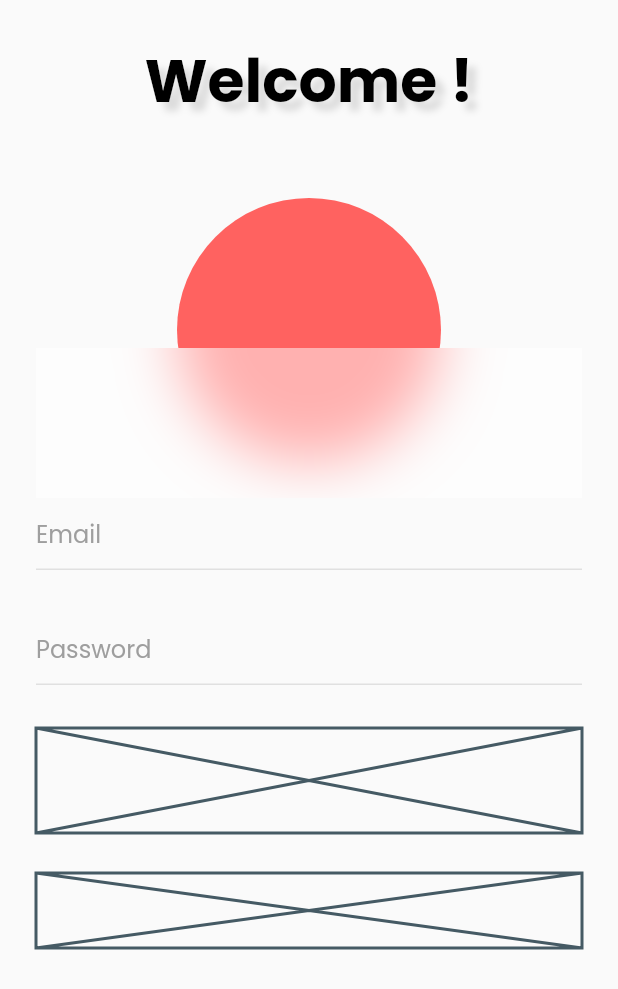
After one commit to MegaJoon/flutter_voice_app, a Flutter app: the screen it shows after launch, after a tap on "Skip", on a phone screen of 412 x 824 dp. The commit adds this screen. Shown: the top 989 px of the screen. Run offline on Flutter 3.47's test engine with Material 2 defaults, Android fonts, the phone set to English and light mode, and no system bars; our stand-ins replace dots_indicator, google_fonts, shared_preferences; network calls fail.

Commit message:
setting sign page
setting sign page

```diff
--- /dev/null
+++ b/voice_app/lib/home_page/home_page.dart
@@ -0,0 +1,34 @@
+import 'package:flutter/material.dart';
+import 'package:google_fonts/google_fonts.dart';
+
+class HomePage extends StatefulWidget {
+  @override
+  _HomePageState createState() => _HomePageState();
+}
+
+
+class _HomePageState extends State<HomePage> {
+  @override
+  Widget build(BuildContext context) {
+    return Scaffold(
+      body: Container(
+        color: Colors.deepPurple,
+        child: Center(
+          child: Text("Home Page",
+            style: GoogleFonts.poppins(
+              fontSize: 40.0,
+              color: Colors.white,
+              fontWeight: FontWeight.bold,
+              shadows: [BoxShadow(
+                color: Colors.white12,
+                spreadRadius: 6.0,
+                blurRadius: 6.0,
+                offset: Offset(6.0, 6.0),
+              )],
+            ),
+          ),
+        ),
+      ),
+    );
+  }
+}
--- a/voice_app/lib/main.dart
+++ b/voice_app/lib/main.dart
@@ -1,4 +1,6 @@
 import 'package:flutter/material.dart';
+import 'package:shared_preferences/shared_preferences.dart';
+import 'package:voice_app/sign_in/sign_page.dart';
 import 'package:voice_app/splash_page/splash_page.dart';
 
 void main() => runApp(MyApp());
@@ -7,7 +9,48 @@ class MyApp extends StatelessWidget {
   @override
   Widget build(BuildContext context) {
     return MaterialApp(
-      home: SplashPage(),
+      home: SeenPage(),
     );
   }
 }
+
+class SeenPage extends StatefulWidget {
+  @override
+  _SeenPageState createState() => _SeenPageState();
+}
+
+class _SeenPageState extends State<SeenPage> {
+  getCounter() async {
+    SharedPreferences prefs = await SharedPreferences.getInstance();
+    setState(() {
+      bool seen = (prefs.getBool("seen") ?? false);
+      print("seen = $seen");
+
+      // seen == true? skip
+      if(seen) {
+        // if not first seen? view sign in page
+        Navigator.of(context).pushReplacement(
+            MaterialPageRoute(
+                builder: (context) => SignInPage()));
+      } else {
+        // if first seen? view splash page
+        Navigator.of(context).pushReplacement(
+            MaterialPageRoute(
+                builder: (context) => SplashPage()));
+      }
+    });
+  }
+
+  @override
+  void initState() {
+    // get bool
+    getCounter();
+
+    super.initState();
+  }
+
+  @override
+  Widget build(BuildContext context) {
+    return Container();
+  }
+}
--- /dev/null
+++ b/voice_app/lib/sign_in/sign_page.dart
@@ -0,0 +1,204 @@
+import 'dart:ui';
+
+import 'package:flutter/material.dart';
+import 'package:google_fonts/google_fonts.dart';
+import 'package:voice_app/home_page/home_page.dart';
+
+class SignInPage extends StatefulWidget {
+  @override
+  _SignInPageState createState() => _SignInPageState();
+}
+
+class _SignInPageState extends State<SignInPage> {
+
+  // double
+  double padding = 24.0;
+
+  // color
+  Color _color = Color.fromRGBO(255, 98, 96, 1);
+
+  @override
+  Widget build(BuildContext context) {
+    return Scaffold(
+//      resizeToAvoidBottomPadding: false,
+      body: SingleChildScrollView(
+        scrollDirection: Axis.vertical,
+        child: SafeArea(
+          top: true,
+          left: true,
+          right: true,
+          child: Padding(
+            padding: EdgeInsets.all(padding),
+            child: Column(
+              mainAxisSize: MainAxisSize.min,
+              mainAxisAlignment: MainAxisAlignment.spaceBetween,
+              children: <Widget>[
+                // text: Welcome
+                Align(
+                  alignment: Alignment.center,
+                  child: Text("Welcome !",
+                    style: GoogleFonts.poppins(
+                      fontSize: 40.0,
+                      color: Colors.black,
+                      fontWeight: FontWeight.bold,
+                      shadows: [BoxShadow(
+                        color: Colors.black12,
+                        spreadRadius: 6.0,
+                        blurRadius: 6.0,
+                        offset: Offset(6.0, 6.0),
+                      )],
+                    ),
+                  ),
+                ),
+
+                // image
+                Container(
+                  margin: EdgeInsets.only(top: padding *2),
+                  height: 200.0,
+                  child: Stack(
+                    children: <Widget>[
+                      // circle container
+                      Positioned(
+                        top: 0,
+                        left: 0,
+                        right: 0,
+                        bottom: padding,
+                        child: Container(
+                          decoration: BoxDecoration(
+                            shape: BoxShape.circle,
+                            color: _color,
+                          ),
+                        ),
+                      ),
+
+                      // bottom blur image
+                      Positioned(
+                        left: 0,
+                        right: 0,
+                        bottom: 0,
+                        height: 100.0,
+                        child: ClipRRect(
+                          child: Container(
+                            child: BackdropFilter(
+                              filter: ImageFilter.blur(sigmaX: 20.0, sigmaY: 20.0),
+                              child: Container(
+                                color: Colors.white.withOpacity(0.50),
+                              ),
+                            ),
+                          ),
+                        ),
+                      ),
+                    ],
+                  ),
+                ),
+
+                // container
+                Container(
+                  height: 300.0,
+                  child: Column(
+                    mainAxisAlignment: MainAxisAlignment.spaceBetween,
+                    children: <Widget>[
+                      // Email
+                      Container(
+                        height: 50.0,
+                        child: TextField(
+//                      obscureText: true,
+                          decoration: InputDecoration(
+                            // when it clicked
+                            focusedBorder: UnderlineInputBorder(
+                              borderSide: BorderSide(
+                                width: 1.0,
+                                color: Colors.teal,
+                              ),
+                            ),
+
+                            // when it happens error
+                            focusedErrorBorder: UnderlineInputBorder(
+                              borderSide: BorderSide(
+                                width: 1.0,
+                                color: Colors.red,
+                              ),
+                            ),
+
+                            // when initial
+                            enabledBorder: UnderlineInputBorder(
+                              borderSide: BorderSide(
+                                width: 1.0,
+                                color: Colors.grey[300],
+                              ),
+                            ),
+
+                            // hint
+                            hintText: "Email",
+                            hintStyle: GoogleFonts.poppins(
+                              fontSize: 16.0,
+                              color: Colors.grey[500],
+                              fontWeight: FontWeight.w400,
+                            ),
+                          ),
+                        ),
+                      ),
+
+                      // password
+                      Container(
+                        height: 50.0,
+                        child: TextField(
+//                      obscureText: true,
+                          decoration: InputDecoration(
+                            // when it clicked
+                            focusedBorder: UnderlineInputBorder(
+                              borderSide: BorderSide(
+                                width: 1.0,
+                                color: Colors.teal,
+                              ),
+                            ),
+
+                            // when it happens error
+                            focusedErrorBorder: UnderlineInputBorder(
+                              borderSide: BorderSide(
+                                width: 1.0,
+                                color: Colors.red,
+                              ),
+                            ),
+
+                            // when initial
+                            enabledBorder: UnderlineInputBorder(
+                              borderSide: BorderSide(
+                                width: 1.0,
+                                color: Colors.grey[300],
+                              ),
+                            ),
+
+                            // hint
+                            hintText: "Password",
+                            hintStyle: GoogleFonts.poppins(
+                              fontSize: 16.0,
+                              color: Colors.grey[500],
+                              fontWeight: FontWeight.w400,
+                            ),
+                          ),
+                        ),
+                      ),
+
+                      // sign in && next
+                      Container(
+                        height: 70.0,
+                        child: Placeholder(),
+                      ),
+
+                      // sign up && Forgot Passwords
+                      Container(
+                        height: 50.0,
+                        child: Placeholder(),
+                      ),
+                    ],
+                  ),
+                ),
+              ],
+            ),
+          ),
+        ),
+      ),
+    );
+  }
+}
--- a/voice_app/lib/splash_page/splash_page.dart
+++ b/voice_app/lib/splash_page/splash_page.dart
@@ -1,5 +1,8 @@
+import 'package:dots_indicator/dots_indicator.dart';
 import 'package:flutter/material.dart';
 import 'package:google_fonts/google_fonts.dart';
+import 'package:shared_preferences/shared_preferences.dart';
+import 'package:voice_app/sign_in/sign_page.dart';
 import 'package:voice_app/splash_page/splash_page_items.dart';
 
 class SplashPage extends StatefulWidget {
@@ -8,11 +11,28 @@ class SplashPage extends StatefulWidget {
 }
 
 class _SplashPageState extends State<SplashPage> {
+  // double
+  double padding = 24.0;
+
   // page view index
   int _currentIndex = 0;
 
   // page view controller
   PageController _pageController;
+
+  // int splash items count
+  int itemsCount = splashItems.length - 1;
+
+  // set bool seen
+  setCounter() async {
+    SharedPreferences prefs = await SharedPreferences.getInstance();
+    prefs.setBool("seen", true);
+
+    // move next page
+    Navigator.of(context).pushReplacement(
+        MaterialPageRoute(
+            builder: (context) => SignInPage()));
+  }
 
   @override
   void initState() {
@@ -40,16 +60,17 @@ class _SplashPageState extends State<SplashPage> {
             child: PageView.builder(
               scrollDirection: Axis.horizontal,
 
-                onPageChanged: (int currentIndex){
+              onPageChanged: (int currentIndex) {
                 setState(() {
                   _currentIndex = currentIndex;
                 });
               },
 
-                itemCount: splashItems.length,  // 4
+              itemCount: splashItems.length,
+              // 4
 
               controller: _pageController,
-                itemBuilder: (context, index){
+              itemBuilder: (context, index) {
                 return Container(
                   decoration: BoxDecoration(
                     // color
@@ -68,32 +89,38 @@ class _SplashPageState extends State<SplashPage> {
                     mainAxisAlignment: MainAxisAlignment.spaceEvenly,
                     children: <Widget>[
                       // text: title
-                        Text(splashItems[index].title,
+                      Text(
+                        splashItems[index].title,
                         style: GoogleFonts.poppins(
                           fontSize: 28.0,
                           color: Colors.black,
                           fontWeight: FontWeight.bold,
-                            shadows: [BoxShadow(
+                          shadows: [
+                            BoxShadow(
                               color: Colors.black12,
                               spreadRadius: 6.0,
                               blurRadius: 6.0,
                               offset: Offset(6.0, 6.0),
-                            )],
+                            )
+                          ],
                         ),
                       ),
 
                       // text: subTitle
-                        Text(splashItems[index].subTitle,
+                      Text(
+                        splashItems[index].subTitle,
                         style: GoogleFonts.poppins(
                           fontSize: 16.0,
                           color: Colors.black,
                           fontWeight: FontWeight.bold,
-                            shadows: [BoxShadow(
+                          shadows: [
+                            BoxShadow(
                               color: Colors.black12,
                               spreadRadius: 6.0,
                               blurRadius: 6.0,
                               offset: Offset(6.0, 6.0),
-                            )],
+                            )
+                          ],
                         ),
                       ),
                     ],
@@ -104,7 +131,57 @@ class _SplashPageState extends State<SplashPage> {
           ),
 
           // dots indicator
+          Positioned(
+            left: padding,
+            right: padding,
+            bottom: padding,
+            height: 48.0,
+            child: Row(
+              children: <Widget>[
+                // left: dots indicator
+                DotsIndicator(
+                  dotsCount: splashItems.length, // 4
+                  position: _currentIndex.toDouble(),
+                  decorator: DotsDecorator(
+                    color: Colors.white,
+                    activeColor: Colors.black,
 
+//                    shape: StadiumBorder(),
+//                    activeShape: StadiumBorder(),
+
+//                    size: Size(16.0, 6.0),
+//                    activeSize: Size(16.0, 6.0),
+                  ),
+                ),
+
+                // spacer
+                Spacer(),
+
+                // right: text: Skip
+                InkWell(
+                  onTap: () {
+                    setCounter();
+                  },
+                  child: Text(
+                    _currentIndex == itemsCount? "Next" : "Skip",
+                    style: GoogleFonts.poppins(
+                      fontSize: 14.0,
+                      color: Colors.black,
+                      fontWeight: FontWeight.w600,
+                      shadows: [
+                        BoxShadow(
+                          color: Colors.black12,
+                          spreadRadius: 6.0,
+                          blurRadius: 6.0,
+                          offset: Offset(6.0, 6.0),
+                        )
+                      ],
+                    ),
+                  ),
+                ),
+              ],
+            ),
+          ),
         ],
       ),
     );
--- a/voice_app/pubspec.yaml
+++ b/voice_app/pubspec.yaml
@@ -11,6 +11,7 @@ dependencies:
     sdk: flutter
 
   cupertino_icons: ^0.1.2
+  shared_preferences: ^0.5.6+1
   google_fonts: ^0.3.6
   dots_indicator: ^1.1.0
 
```
Also changed, not shown: voice_app/pubspec.lock, 1 other file. Lines whose indentation alone changed are shown as unchanged.
